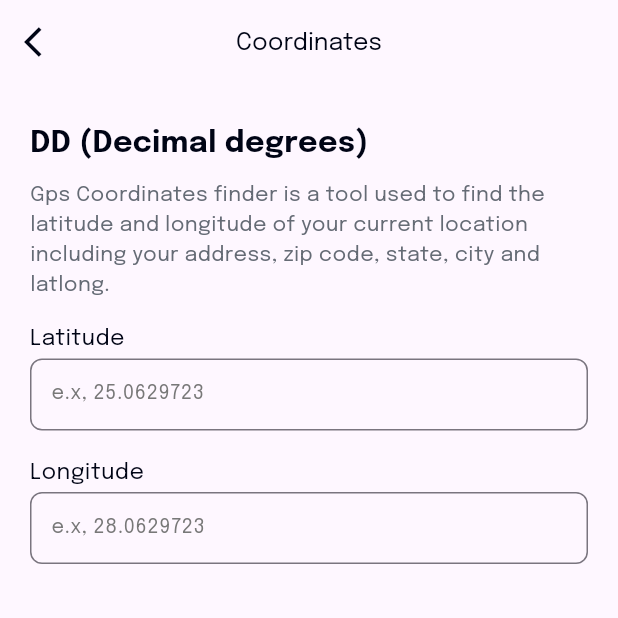
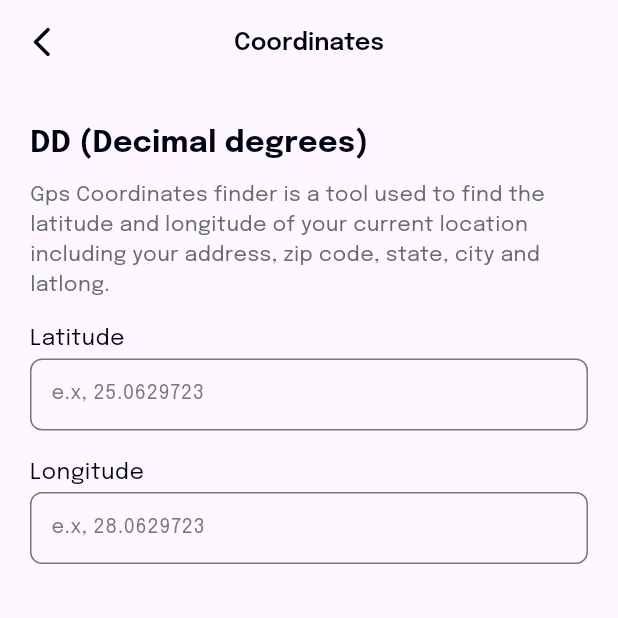
Before and after one commit to sakib151659/nurture_field, a Flutter app: the SetCoordinatesManually screen opened directly, on a phone screen of 412 x 824 dp, the top half of it. Run offline on Flutter 3.47's test engine with Material 2 defaults, Android fonts, the phone set to English and light mode, and no system bars; our stand-ins replace dropdown_search, google_maps_flutter, permission_handler, shared_preferences, smooth_page_indicator; accounts and stored records are empty; network calls fail.

Commit message:
coordinates updated

```diff
--- a/lib/components/custom_appbar/custom_appbar_inner.dart
+++ b/lib/components/custom_appbar/custom_appbar_inner.dart
@@ -10,7 +10,7 @@ class CustomAppbarInner extends StatefulWidget implements PreferredSizeWidget{
   final Color bgColor;
   final Color fontColor;
   final Widget actionWidget;
-  const CustomAppbarInner({Key? key, this.leadingIcon=Icons.arrow_back_ios,this.title = "", this.bgColor = MyColors.backgroundColor , this.fontColor=MyColors.primaryTextColor, this.actionWidget=const SizedBox(width: 30,)}) : super(key: key);
+  const CustomAppbarInner({Key? key, this.leadingIcon=Icons.arrow_back_ios_new_rounded,this.title = "", this.bgColor = MyColors.backgroundColor , this.fontColor=MyColors.primaryTextColor, this.actionWidget=const SizedBox(width: 30,)}) : super(key: key);
 
   @override
   _CustomAppbarInnerState createState() => _CustomAppbarInnerState();
@@ -30,7 +30,7 @@ class _CustomAppbarInnerState extends State<CustomAppbarInner> {
       leading: IconButton(onPressed: (){
         Navigator.of(context).pop();
       }, icon: Icon(widget.leadingIcon, color: MyColors.primaryTextColor,)),
-      title: Text(widget.title, style: MyTextStyle.primaryLight(fontColor: widget.fontColor, fontSize: 16,),),
+      title: Text(widget.title, style: MyTextStyle.primaryMedium(fontColor: widget.fontColor, fontSize: 16,),),
       centerTitle: true,
       actions: [
         widget.actionWidget
```
